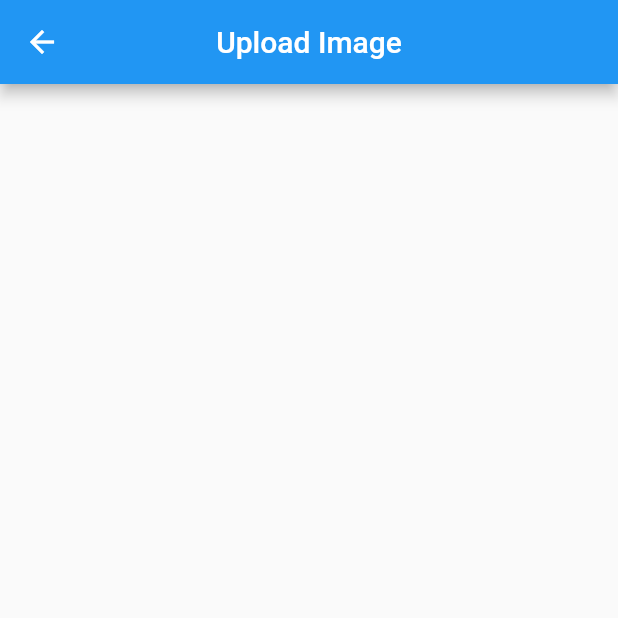
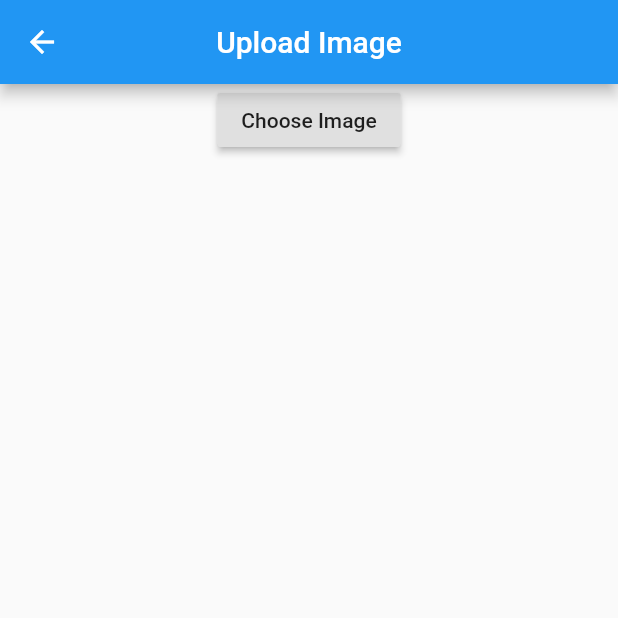
Before and after one commit to DilanMadhusanka/Login_SignUp_App, a Flutter app: the ImageUploading screen opened directly, on a phone screen of 412 x 824 dp, the top half of it. Run offline on Flutter 3.47's test engine with Material 2 defaults, Android fonts, the phone set to English and light mode, and no system bars; our stand-ins replace image_picker.

Commit message:
uploading a image

```diff
--- a/image_text_viewer/lib/ui/home.dart
+++ b/image_text_viewer/lib/ui/home.dart
@@ -29,7 +29,7 @@ class _HomeState extends State<Home> {
           },
     );
 
-    if(response.body == 'true') {
+    if(response.body == 'false') {
       Navigator.push(context, MaterialPageRoute(builder: (context)=> ImageUploading()));
     }
 
--- a/image_text_viewer/lib/ui/home_page.dart
+++ b/image_text_viewer/lib/ui/home_page.dart
@@ -1,4 +1,7 @@
+import 'dart:io';
+
 import 'package:flutter/material.dart';
+import 'package:image_picker/image_picker.dart';
 
 class ImageUploading extends StatefulWidget {
   @override
@@ -6,6 +9,15 @@ class ImageUploading extends StatefulWidget {
 }
 
 class _ImageUploadingState extends State<ImageUploading> {
+
+  File file;
+
+  void _choose() async {
+    file = await ImagePicker.pickImage(source: ImageSource.gallery);
+    print(file);
+  }
+
+
   @override
   Widget build(BuildContext context) {
     return Scaffold(
@@ -13,6 +25,17 @@ class _ImageUploadingState extends State<ImageUploading> {
         title: Text('Upload Image'),
         centerTitle: true,
       ),
+      body: Container(
+        child: Row(
+          mainAxisAlignment: MainAxisAlignment.center,
+          children: <Widget>[
+            RaisedButton(
+              onPressed: _choose,
+              child: Text('Choose Image'),
+            )
+          ],
+        ),
+      ),
     );
   }
 }
--- a/image_text_viewer/pubspec.yaml
+++ b/image_text_viewer/pubspec.yaml
@@ -25,6 +25,7 @@ dependencies:
   cupertino_icons: ^0.1.2
 
   http: ^0.12.0+4
+  image_picker: ^0.6.3
 
 dev_dependencies:
   flutter_test:
```
Also changed, not shown: image_text_viewer/pubspec.lock.
